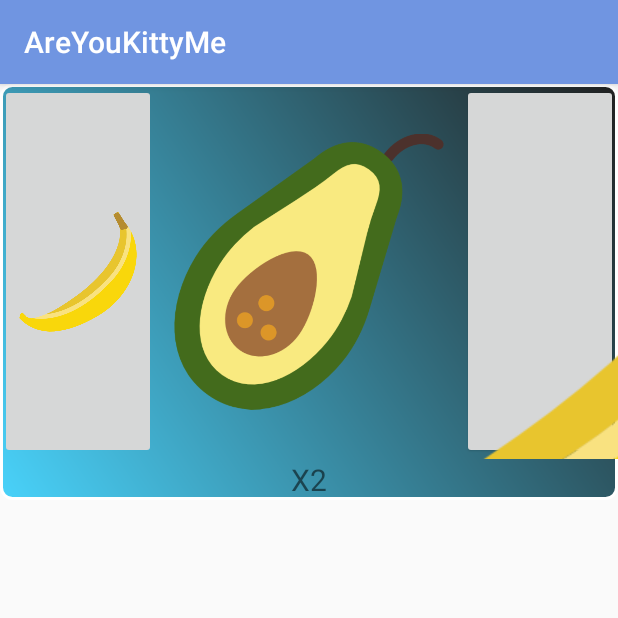
After one commit to ysx001/AreYouKittyMe, an Android app: the fragment AvocadoFragment shown on its own in the app's theme, on a phone screen of 412 x 824 dp, the top half of it. The commit adds this screen. Run offline under Robolectric (Android 15) with nearby library versions, the phone set to English and light mode, and no system bars.

Commit message:
finished the swip popup gui in main page TODO: change all methods of business model to static

```diff
--- /dev/null
+++ b/AreYouKittyMe/app/src/main/java/com/example/android/areyoukittyme/AvocadoFragment.java
@@ -0,0 +1,21 @@
+package com.example.android.areyoukittyme;
+
+import android.os.Bundle;
+import android.support.v4.app.Fragment;
+import android.view.LayoutInflater;
+import android.view.View;
+import android.view.ViewGroup;
+
+/**
+ * Created by PrGxw on 4/18/2017.
+ */
+
+public class AvocadoFragment extends Fragment {
+    @Override
+    public View onCreateView(LayoutInflater inflater, ViewGroup container,
+                             Bundle savedInstanceState) {
+        ViewGroup rootView = (ViewGroup) inflater.inflate(R.layout.fragment_item_avocado, container, false);
+
+        return rootView;
+    }
+}
--- a/AreYouKittyMe/app/src/main/java/com/example/android/areyoukittyme/Store/Store.java
+++ b/AreYouKittyMe/app/src/main/java/com/example/android/areyoukittyme/Store/Store.java
@@ -27,7 +27,6 @@ public class Store {
         this.itemList.add(new Bacon());
         this.itemList.add(new Hamburger());
         this.itemList.add(new Corndog());
-        this.itemList.add(new Candy());
     }
 
     public ArrayList<Item> getItemList() {
--- /dev/null
+++ b/AreYouKittyMe/app/src/main/res/layout/fragment_item_avocado.xml
@@ -0,0 +1,51 @@
+<?xml version="1.0" encoding="utf-8"?>
+<LinearLayout xmlns:android="http://schemas.android.com/apk/res/android"
+    xmlns:app="http://schemas.android.com/apk/res-auto"
+    android:layout_width="wrap_content"
+    android:layout_height="wrap_content"
+    android:orientation="vertical"
+    android:background="@drawable/shape">
+
+    <LinearLayout
+        android:layout_width="match_parent"
+        android:layout_height="wrap_content"
+        android:orientation="horizontal">
+
+        <ImageButton
+            android:id="@+id/asparagusLeft"
+            android:layout_width="150sp"
+            android:layout_height="250sp"
+            android:layout_weight="1"
+            android:scaleType="fitCenter"
+            app:srcCompat="@drawable/banana" />
+
+        <ImageButton
+            android:id="@+id/imageView"
+            android:layout_width="250sp"
+            android:layout_height="250sp"
+            android:layout_weight="1"
+            android:padding="10sp"
+            android:scaleType="fitCenter"
+            android:background="@null"
+            app:srcCompat="@drawable/avocado" />
+
+        <ImageButton
+            android:id="@+id/asparagusRight"
+            android:layout_width="150sp"
+            android:layout_height="250sp"
+            android:layout_weight="1"
+            android:elevation="1dp"
+            app:srcCompat="@drawable/banana" />
+
+    </LinearLayout>
+
+    <TextView
+        android:id="@+id/textView4"
+        android:layout_width="match_parent"
+        android:layout_height="wrap_content"
+        android:layout_weight="1"
+        android:text="X2"
+        android:textAlignment="center"
+        android:textSize="20sp" />
+
+</LinearLayout>
```
Also changed, not shown: AreYouKittyMe/app/src/main/java/com/example/android/areyoukittyme/AsparagusFragment.java (added, +27 -0 lines), AreYouKittyMe/app/src/main/java/com/example/android/areyoukittyme/BaconFragment.java (added, +21 -0 lines), AreYouKittyMe/app/src/main/java/com/example/android/areyoukittyme/CorndogFragment.java (added, +21 -0 lines), AreYouKittyMe/app/src/main/java/com/example/android/areyoukittyme/FishFragment.java (added, +21 -0 lines), AreYouKittyMe/app/src/main/java/com/example/android/areyoukittyme/HamburgerFragment.java (added, +21 -0 lines), AreYouKittyMe/app/src/main/java/com/example/android/areyoukittyme/MainActivity.java (+11 -11 lines), AreYouKittyMe/app/src/main/java/com/example/android/areyoukittyme/StoreActivity.java (+3 -5 lines), AreYouKittyMe/app/src/main/java/com/example/android/areyoukittyme/User/User.java (+10 -0 lines), AreYouKittyMe/app/src/main/res/layout/fragment_item_asparagus.xml (added, +51 -0 lines), AreYouKittyMe/app/src/main/res/layout/fragment_item_bacon.xml (added, +51 -0 lines), AreYouKittyMe/app/src/main/res/layout/fragment_item_corndog.xml (added, +51 -0 lines), AreYouKittyMe/app/src/main/res/layout/fragment_item_fish.xml (added, +51 -0 lines), AreYouKittyMe/app/src/main/res/layout/fragment_item_hamburger.xml (added, +51 -0 lines).
